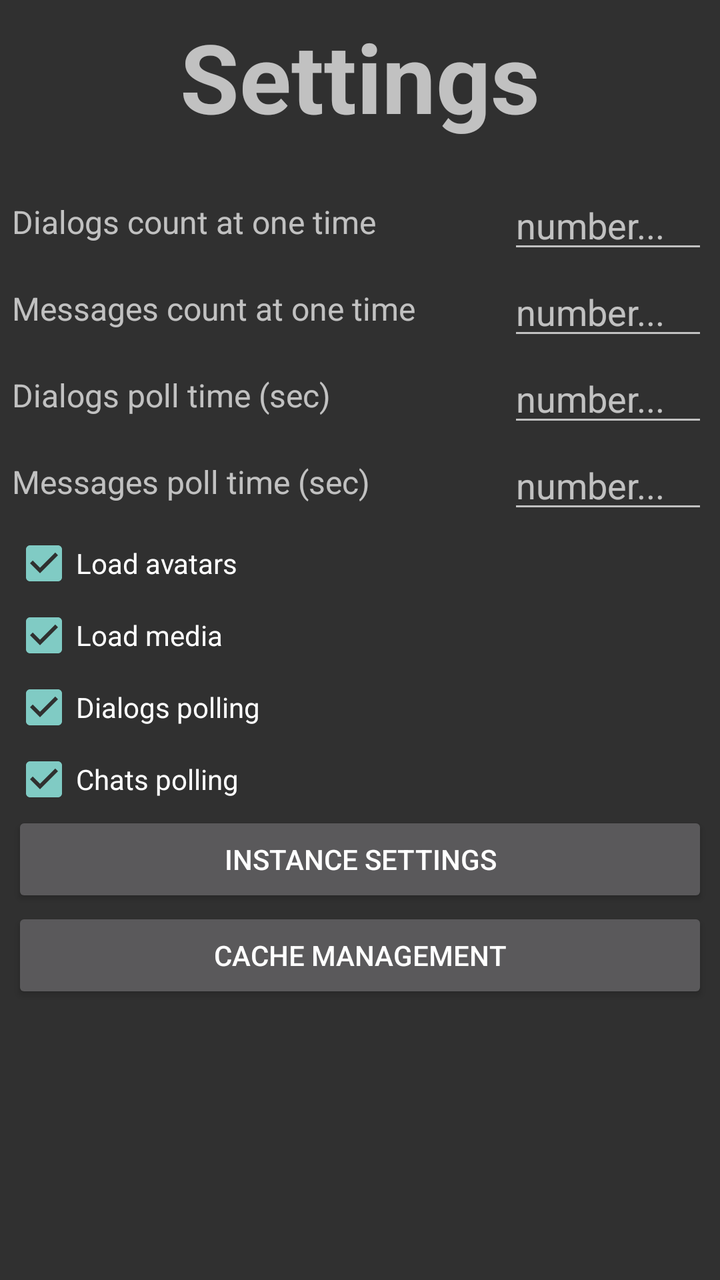
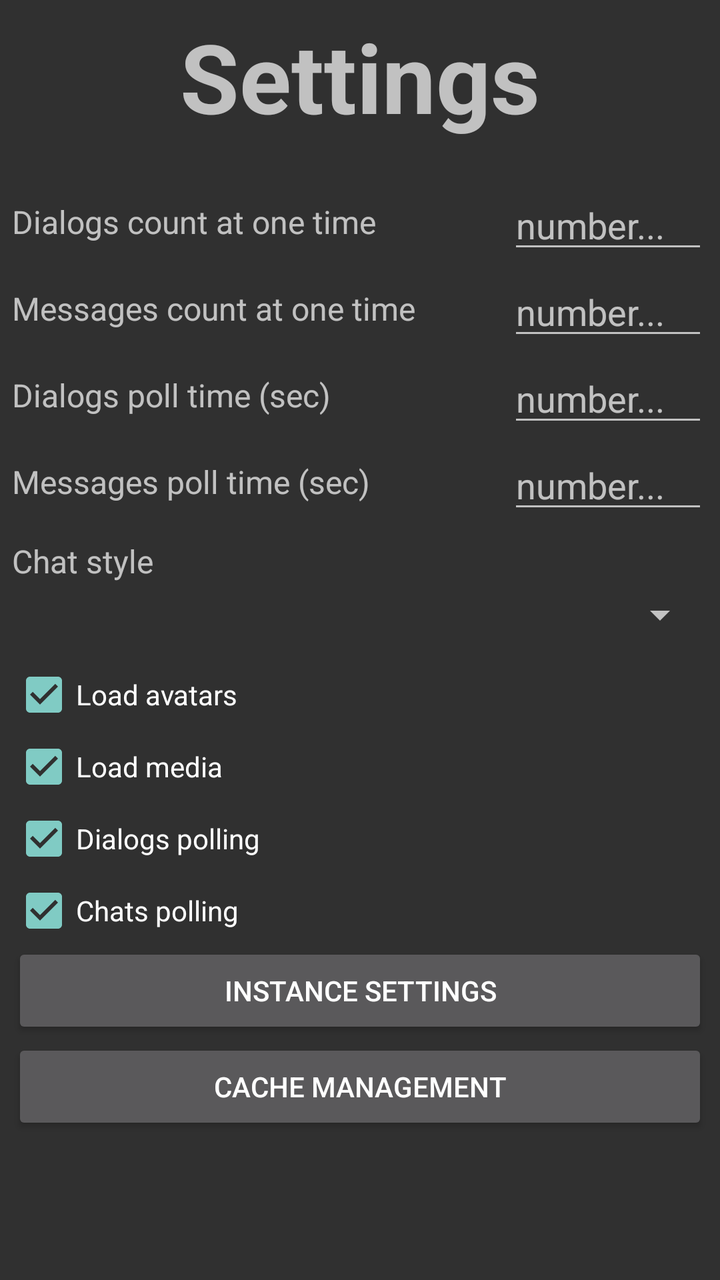

Screens rendered from an Android XML layout before and after an edit, with the pre-edit source and the edit as a unified diff.
<!-- AndroidManifest.xml: application theme AppTheme -->
<!-- res/layout/settings.xml -->
<?xml version="1.0" encoding="utf-8"?>
<ScrollView xmlns:android="http://schemas.android.com/apk/res/android"
              android:orientation="vertical"
              android:layout_width="match_parent"
              android:layout_height="match_parent">

   <LinearLayout
       android:layout_margin="6dp"
       android:orientation="vertical"
       android:layout_width="match_parent"
       android:layout_height="wrap_content">
       <TextView
           android:layout_width="wrap_content"
           android:layout_height="wrap_content"
           android:text="Settings"
           android:gravity="center"
           android:textSize="48sp"
           android:textStyle="bold"
           android:layout_gravity="center"
           android:layout_marginBottom="18dp"/>

       <LinearLayout
           android:layout_width="match_parent"
           android:layout_height="wrap_content"
           android:layout_marginTop="2dp"
           android:gravity="center">
           <TextView
               android:layout_width="0dp"
               android:layout_height="wrap_content"
               android:layout_weight="1"
               android:text="Dialogs count at one time"
               android:textSize="16dp"/>
           <EditText
               android:id="@+id/settingsDialogsCountEditText"
               android:layout_width="100dp"
               android:layout_height="wrap_content"
               android:hint="number..."/>
       </LinearLayout>

       <LinearLayout
           android:layout_width="match_parent"
           android:layout_height="wrap_content"
           android:layout_marginTop="2dp"
           android:gravity="center">
           <TextView
               android:layout_width="0dp"
               android:layout_height="wrap_content"
               android:layout_weight="1"
               android:text="Messages count at one time"
               android:textSize="16dp"/>
           <EditText
               android:id="@+id/settingsMessagesCountEditText"
               android:layout_width="100dp"
               android:layout_height="wrap_content"
               android:hint="number..."/>
       </LinearLayout>

       <LinearLayout
           android:layout_width="match_parent"
           android:layout_height="wrap_content"
           android:layout_marginTop="2dp"
           android:gravity="center">
           <TextView
               android:layout_width="0dp"
               android:layout_height="wrap_content"
               android:layout_weight="1"
               android:text="Dialogs poll time (sec)"
               android:textSize="16dp"/>
           <EditText
               android:id="@+id/settingsDialogPollEditText"
               android:layout_width="100dp"
               android:layout_height="wrap_content"
               android:hint="number..."/>
       </LinearLayout>

       <LinearLayout
           android:layout_width="match_parent"
           android:layout_height="wrap_content"
           android:layout_marginTop="2dp"
           android:gravity="center">
           <TextView
               android:layout_width="0dp"
               android:layout_height="wrap_content"
               android:layout_weight="1"
               android:text="Messages poll time (sec)"
               android:textSize="16dp"/>
           <EditText
               android:id="@+id/settingsMessagesPollEditText"
               android:layout_width="100dp"
               android:layout_height="wrap_content"
               android:hint="number..."/>
       </LinearLayout>

       <CheckBox
           android:id="@+id/settingsLoadAvatarsCheckBox"
           android:layout_width="match_parent"
           android:layout_height="wrap_content"
           android:text="Load avatars"
           android:checked="true"
           android:layout_marginTop="4dp"/>
       <CheckBox
           android:id="@+id/settingsLoadMediaCheckBox"
           android:layout_width="match_parent"
           android:layout_height="wrap_content"
           android:text="Load media"
           android:checked="true"
           android:layout_marginTop="4dp"/>
       <CheckBox
           android:id="@+id/settingsDialogPollCheckBox"
           android:layout_width="match_parent"
           android:layout_height="wrap_content"
           android:text="Dialogs polling"
           android:checked="true"
           android:layout_marginTop="4dp"/>

       <CheckBox
           android:id="@+id/settingsChatPollCheckBox"
           android:layout_width="match_parent"
           android:layout_height="wrap_content"
           android:text="Chats polling"
           android:checked="true"
           android:layout_marginTop="4dp"/>

       <Button
           android:id="@+id/settingsInstancesButton"
           android:layout_width="match_parent"
           android:layout_height="wrap_content"
           android:text="Instance settings"/>
       <Button
           android:id="@+id/settingsCacheButton"
           android:layout_width="match_parent"
           android:layout_height="wrap_content"
           android:text="Cache management"
           android:layout_marginBottom="12dp"/>
   </LinearLayout>

</ScrollView>
<!-- resources referenced by this layout -->
<resources>
  <style name="AppTheme" parent="android:Theme">
      </style>
</resources>

<!-- the commit's change to res/layout/settings.xml (unified diff, before → after) -->
@@ -91,6 +91,19 @@
                android:hint="number..."/>
        </LinearLayout>
 
+       <TextView
+           android:layout_width="wrap_content"
+           android:layout_height="wrap_content"
+           android:text="Chat style"
+           android:textSize="16sp"
+           android:layout_marginTop="8dp"
+           android:layout_marginBottom="4dp"/>
+       <Spinner
+           android:id="@+id/settingsChatStyleSpinner"
+           android:layout_width="match_parent"
+           android:layout_height="wrap_content"
+           android:layout_marginBottom="8dp"/>
+
        <CheckBox
            android:id="@+id/settingsLoadAvatarsCheckBox"
            android:layout_width="match_parent"
